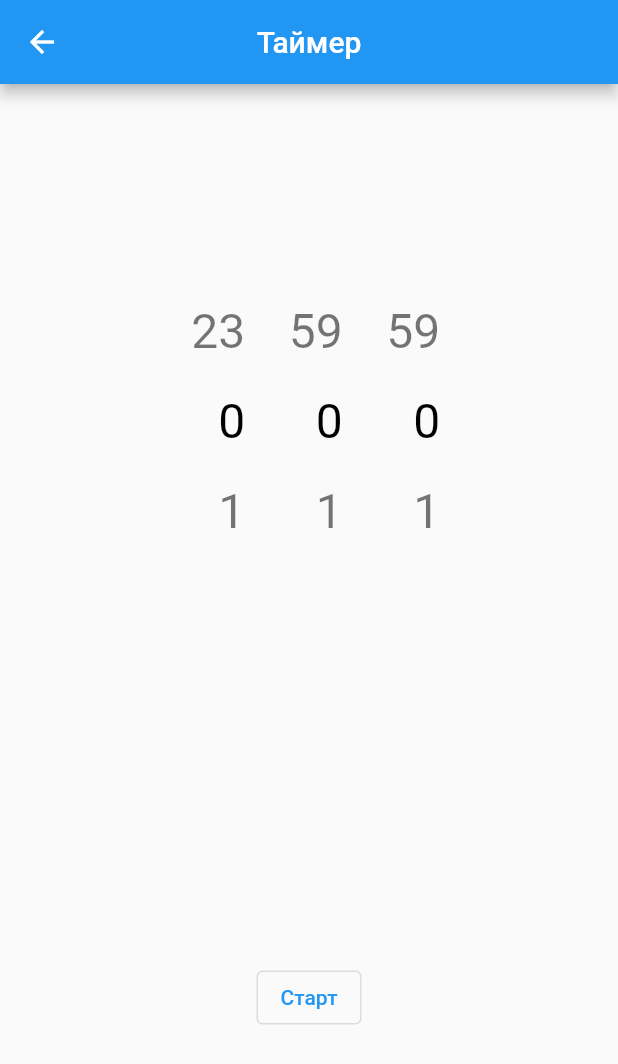
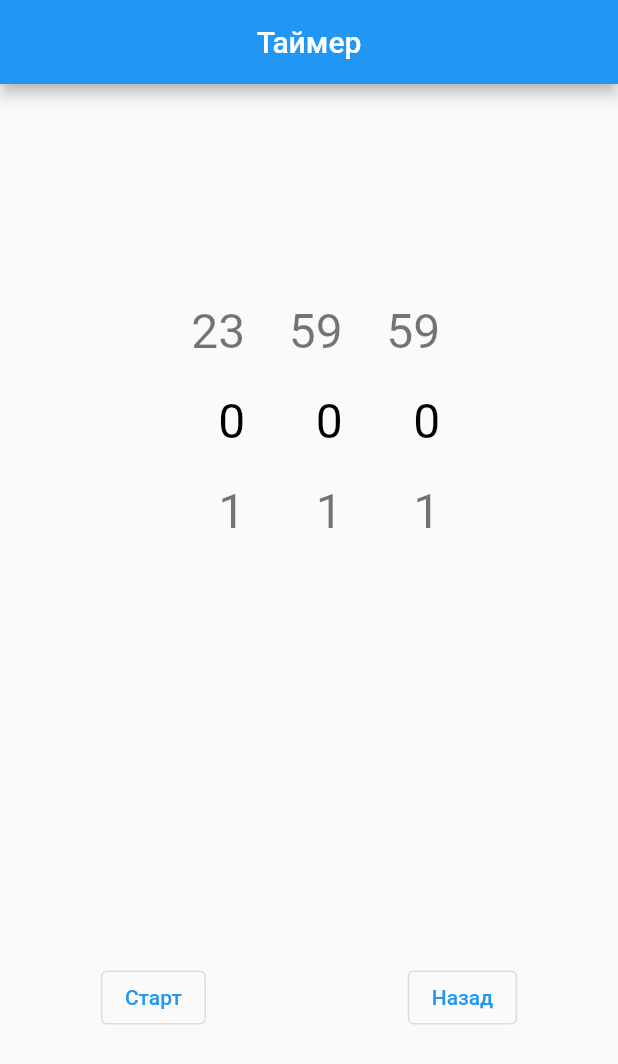
Before and after one commit to MityugovKonstantin/pomodoro-tracker, a Flutter app: the screen it shows after launch, after a tap on "Действуй", on a phone screen of 412 x 824 dp. Shown: the top 1064 px of the screen. Run offline on Flutter 3.47's test engine with Material 2 defaults, Android fonts, the light colour scheme and no system bars.

Commit message:
Change navigation to timer page

```diff
--- a/lib/pages/main_page.dart
+++ b/lib/pages/main_page.dart
@@ -30,7 +30,8 @@ class MainPage extends StatelessWidget {
               alignment: Alignment.center,
               child: OutlinedButton(
                   onPressed: () {
-                    Navigator.pushNamed(context, '/timer');
+                    Navigator.pushNamedAndRemoveUntil(
+                        context, '/timer', (route) => false);
                   },
                   child: const Text('Действуй')))
         ],
--- a/lib/pages/timer_page.dart
+++ b/lib/pages/timer_page.dart
@@ -11,7 +11,6 @@ class TimerPage extends StatefulWidget {
 }
 
 class _TimerPageState extends State<TimerPage> {
-
   late Timer _timer;
 
   bool _isTimerWork = false;
@@ -22,7 +21,7 @@ class _TimerPageState extends State<TimerPage> {
   void _startTimer() {
     _timer = Timer.periodic(const Duration(seconds: 1), (timer) {
       setState(() {
-        if(_second > 0) {
+        if (_second > 0) {
           _second--;
         } else if (_minute > 0) {
           _second = 59;
@@ -57,8 +56,7 @@ class _TimerPageState extends State<TimerPage> {
             mainAxisAlignment: MainAxisAlignment.spaceAround,
             children: [
               _isTimerWork
-                  ? Text(
-                  '$_hour:$_minute:$_second',
+                  ? Text('$_hour:$_minute:$_second',
                       style: const TextStyle(fontSize: 20))
                   : TimePickerSpinner(
                       isShowSeconds: true,
@@ -69,15 +67,27 @@ class _TimerPageState extends State<TimerPage> {
                           _second = time.second;
                         });
                       }),
-              _isTimerWork ? const Text('')
-              : OutlinedButton(
+              _isTimerWork
+                  ? const Text('')
+                  : Row(
+                      mainAxisAlignment: MainAxisAlignment.spaceAround,
+                      children: [
+                        OutlinedButton(
                             onPressed: () {
                               setState(() {
                                 _isTimerWork = true;
                               });
                               _startTimer();
                             },
-                  child: const Text('Старт'))
+                            child: const Text('Старт')),
+                        OutlinedButton(
+                            onPressed: () {
+                              Navigator.pushNamedAndRemoveUntil(
+                                  context, '/', (route) => false);
+                            },
+                            child: const Text('Назад'))
+                      ],
+                    )
             ],
           ),
         ));
```
Lines whose indentation alone changed are shown as unchanged.
